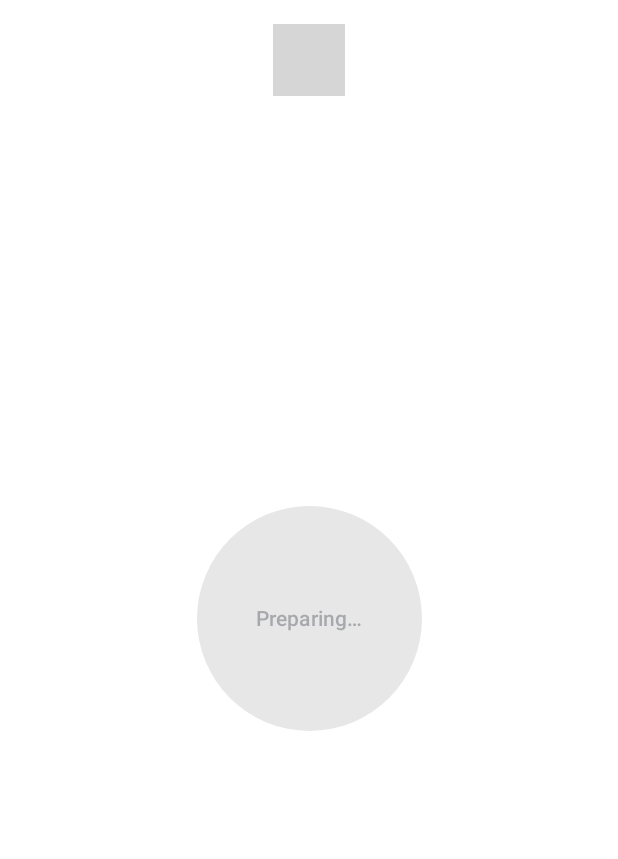
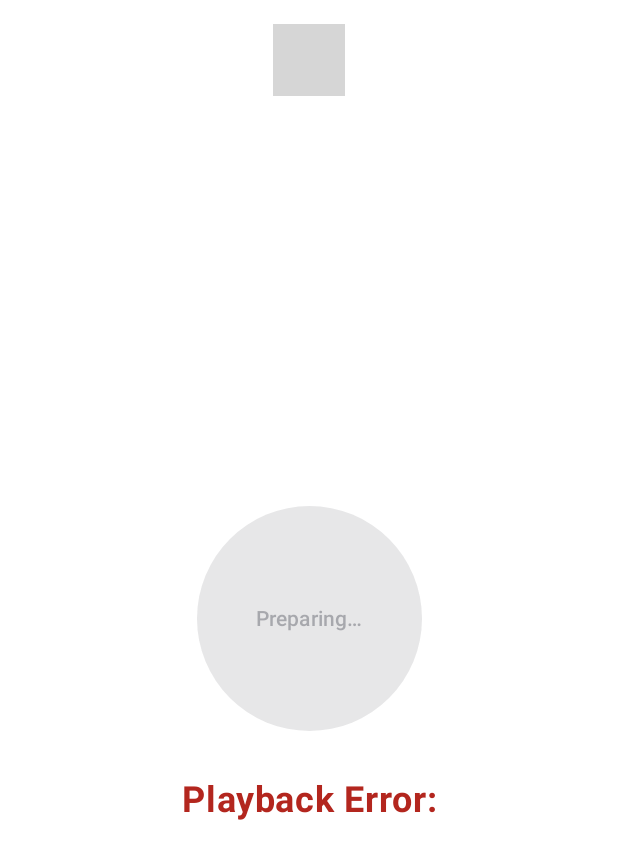
Before and after one commit to WilliamGates99/YouTubeMusicPlayer, an Android app built with Jetpack Compose: the composable YouTubePlayerScreen shown on its own in the app's theme, on a phone screen of 412 x 824 dp. Shown: the top 859 px of the screen. Run offline under Robolectric (Android 15) with nearby library versions, the light colour scheme and no system bars; our stand-ins replace Dagger/Hilt's generated code, constraintlayout-compose; libraries missing offline, so code that uses them is left out: com.pierfrancescosoffritti.androidyoutubeplayer; 5 statements that could not run were skipped; grey boxes are pictures that could not be loaded.

Commit message:
Improved Error Message

```diff
--- a/app/src/main/java/com/xeniac/youtubemusicplayer/feature_youtube_player/presentation/components/ErrorMessage.kt
+++ b/app/src/main/java/com/xeniac/youtubemusicplayer/feature_youtube_player/presentation/components/ErrorMessage.kt
@@ -5,24 +5,29 @@ import androidx.compose.material3.Text
 import androidx.compose.runtime.Composable
 import androidx.compose.ui.Modifier
 import androidx.compose.ui.graphics.Color
+import androidx.compose.ui.res.stringResource
 import androidx.compose.ui.text.font.FontWeight
 import androidx.compose.ui.text.style.TextAlign
 import androidx.compose.ui.unit.TextUnit
 import androidx.compose.ui.unit.sp
+import com.xeniac.youtubemusicplayer.R
 
 @Composable
 fun ErrorMessage(
     message: String?,
     modifier: Modifier = Modifier,
+    errorMessageText: String = stringResource(
+        id = R.string.youtube_player_error_message,
+        message ?: ""
+    ),
     fontSize: TextUnit = 24.sp,
     lineHeight: TextUnit = 24.sp,
     fontWeight: FontWeight = FontWeight.Bold,
     textAlign: TextAlign = TextAlign.Center,
     color: Color = MaterialTheme.colorScheme.error
 ) {
-    message?.let {
     Text(
-            text = message,
+        text = errorMessageText,
         fontSize = fontSize,
         lineHeight = lineHeight,
         fontWeight = fontWeight,
@@ -31,4 +36,3 @@ fun ErrorMessage(
         modifier = modifier
     )
 }
-}
--- a/app/src/main/res/values/strings.xml
+++ b/app/src/main/res/values/strings.xml
@@ -9,6 +9,8 @@
     <string name="youtube_player_btn_preparing">Preparing…</string>
     <string name="youtube_player_btn_play">Play</string>
     <string name="youtube_player_btn_pause">Pause</string>
+    <!--Placeholder is for the error message-->
+    <string name="youtube_player_error_message">Playback Error:\n%s</string>
     <!--Placeholder is for the youtube video title-->
     <string name="youtube_player_notification_message">%s is playing…</string>
 
```
Lines whose indentation alone changed are shown as unchanged.
